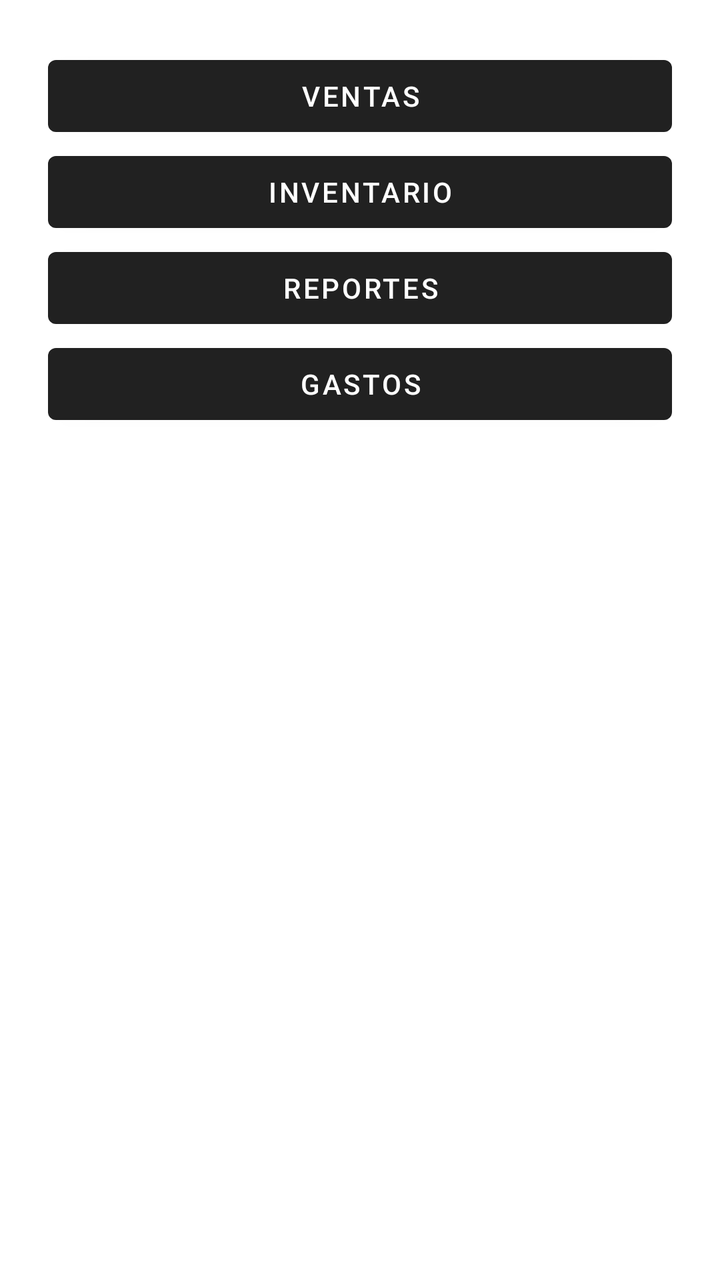
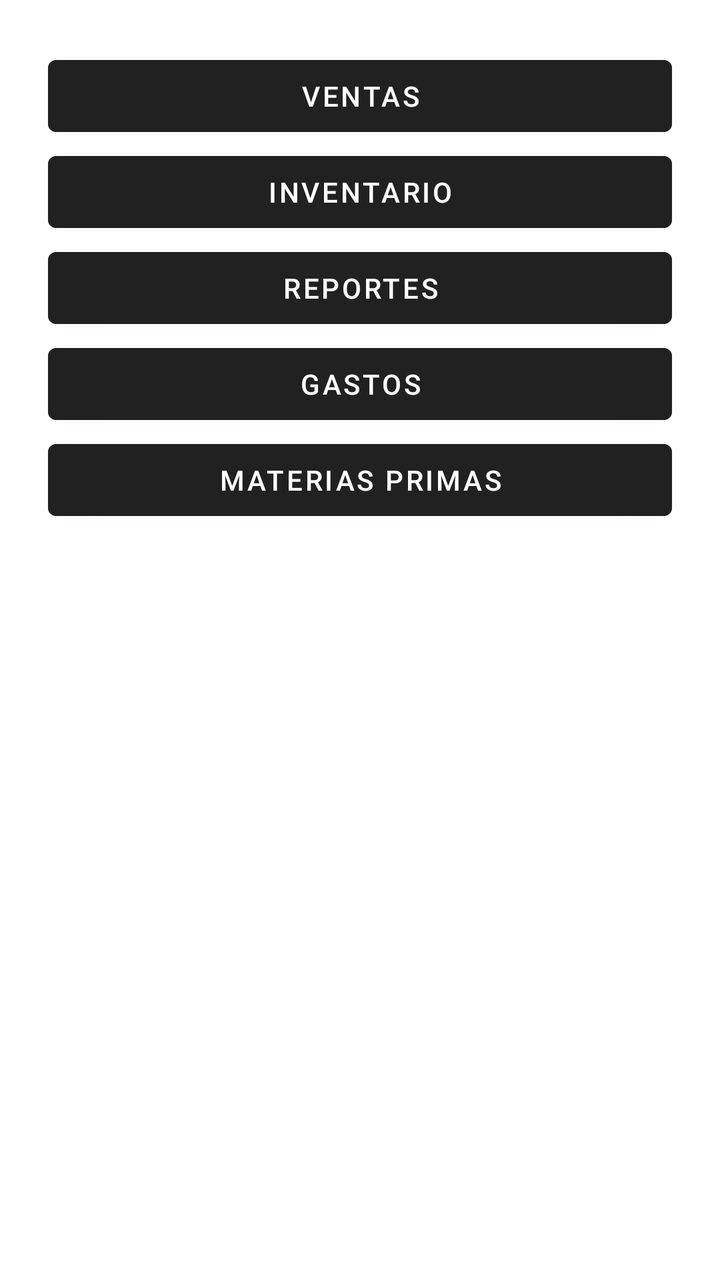

Two renders of the same Android screen: before a commit and after it. Below are the layout's source before the change and the commit's diff.
<!-- AndroidManifest.xml: application theme Theme.MaterialComponents.DayNight.DarkActionBar -->
<!-- res/layout/activity_main.xml -->
<?xml version="1.0" encoding="utf-8"?>
<LinearLayout
    xmlns:android="http://schemas.android.com/apk/res/android"
    android:orientation="vertical"
    android:padding="24dp"
    android:layout_width="match_parent"
    android:layout_height="match_parent">

    <Button
        android:id="@+id/btnVentas"
        android:layout_width="match_parent"
        android:layout_height="wrap_content"
        android:text="Ventas"/>

    <Button
        android:id="@+id/btnInventario"
        android:layout_width="match_parent"
        android:layout_height="wrap_content"
        android:text="Inventario"/>

    <Button
        android:id="@+id/btnReportes"
        android:layout_width="match_parent"
        android:layout_height="wrap_content"
        android:text="Reportes"/>

    <Button
        android:id="@+id/btnGastos"
        android:text="Gastos"
        android:layout_width="match_parent"
        android:layout_height="wrap_content"/>
    
    <TextView
        android:id="@+id/txtResultado"
        android:layout_width="match_parent"
        android:layout_height="wrap_content"
        android:textSize="18sp"
        android:paddingTop="20dp"/>

</LinearLayout>
<!-- resources referenced by this layout -->
<resources>

</resources>

<!-- the commit's change to res/layout/activity_main.xml (unified diff, before → after) -->
@@ -29,6 +29,12 @@
         android:text="Gastos"
         android:layout_width="match_parent"
         android:layout_height="wrap_content"/>
+
+    <Button
+        android:id="@+id/btnMaterias"
+        android:text="Materias Primas"
+        android:layout_width="match_parent"
+        android:layout_height="wrap_content"/>
     
     <TextView
         android:id="@+id/txtResultado"
